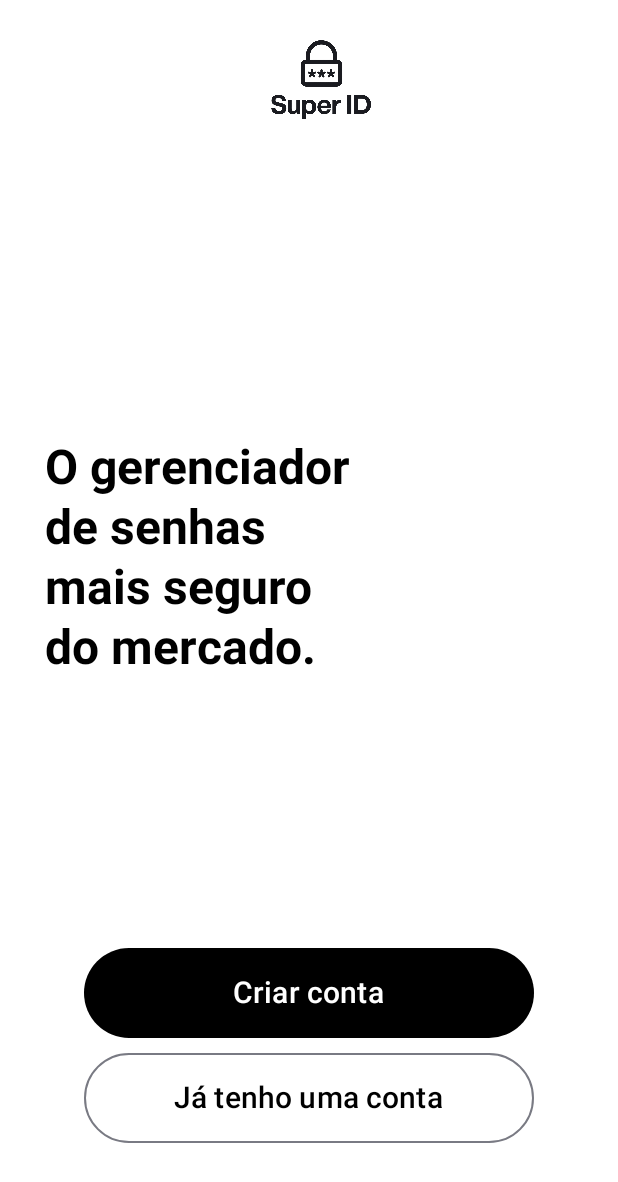
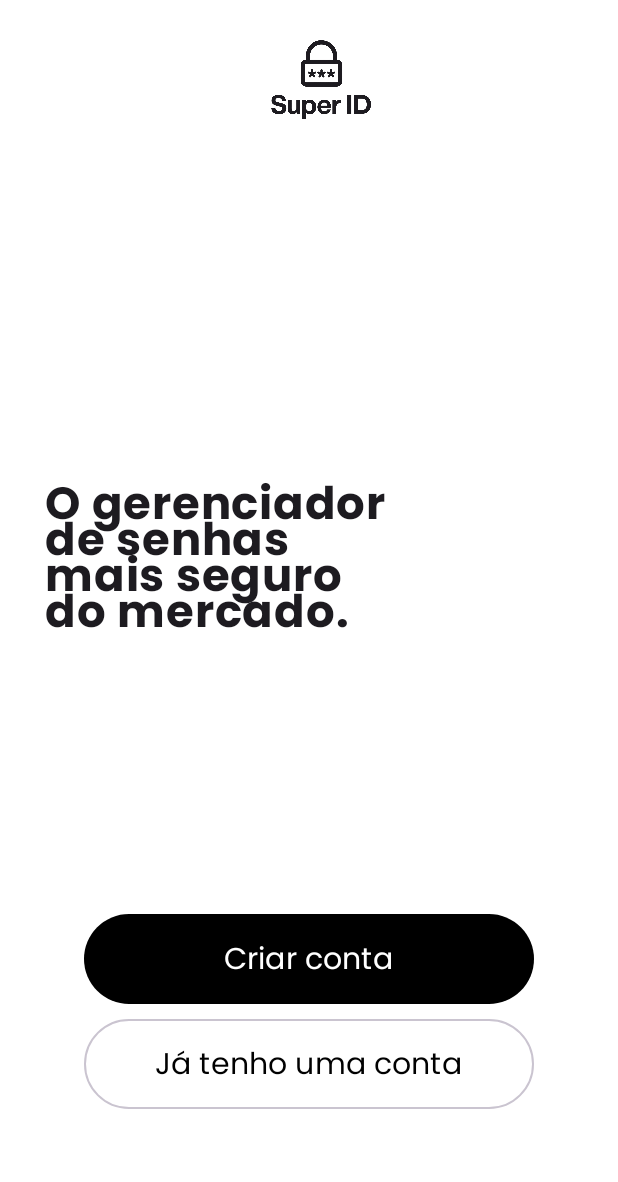
Before and after one commit to matheusalvesedu/PI3-Turma1-6, an Android app built with Jetpack Compose: the screen it shows after launch (InitialPageActivity), on a phone screen of 412 x 824 dp. Shown: the top 1182 px of the screen. Run offline under Robolectric (Android 15) with nearby library versions, the phone set to English and light mode, and no system bars.

Commit message:
Criação do objeto PoppinsFonts com algumas fontes para serem usadas no app

```diff
--- a/AppSuperId/app/src/main/java/br/com/superid/AppUtils.kt
+++ b/AppSuperId/app/src/main/java/br/com/superid/AppUtils.kt
@@ -2,9 +2,19 @@ package br.com.superid
 
 import android.content.Context
 import android.content.Intent
+import androidx.compose.ui.text.font.Font
+import androidx.compose.ui.text.font.FontFamily
 
 // Função para transicionar entre as telas
 fun mudarTela(context: Context, destination: Class<*>){
     val intent = Intent(context,destination)
     context.startActivity(intent)
 }
+
+val poppinsRegular = FontFamily(Font(R.font.poppins_regular))
+val poppinsBold = FontFamily(Font(R.font.poppins_bold))
+
+object PoppinsFonts {
+    val regular = poppinsRegular
+    val bold = poppinsBold
+}
--- a/AppSuperId/app/src/main/java/br/com/superid/InitialPageActivity.kt
+++ b/AppSuperId/app/src/main/java/br/com/superid/InitialPageActivity.kt
@@ -41,10 +41,13 @@ import androidx.compose.ui.Modifier
 import androidx.compose.ui.graphics.Color
 import androidx.compose.ui.platform.LocalContext
 import androidx.compose.ui.res.painterResource
+import androidx.compose.ui.text.font.Font
+import androidx.compose.ui.text.font.FontFamily
 import androidx.compose.ui.text.font.FontWeight
 import androidx.compose.ui.tooling.preview.Preview
 import androidx.compose.ui.unit.dp
 import androidx.compose.ui.unit.sp
+import br.com.superid.PoppinsFonts
 import br.com.superid.ui.theme.SuperIDTheme
 
 
@@ -113,10 +116,8 @@ fun TelaInicial(modifier: Modifier = Modifier){
                 Spacer(modifier = Modifier.height(100.dp))
 
                 Text(text = "O gerenciador\nde senhas\nmais seguro\ndo mercado.",
-                    style = MaterialTheme.typography.headlineLarge.copy(
-                        fontWeight = FontWeight.Bold,
-                        color = Color.Black
-                    ),
+                    fontFamily = PoppinsFonts.bold,
+                    fontSize = 30.sp,
                     modifier = Modifier
                         .fillMaxWidth()
                         .padding(30.dp)
@@ -137,6 +138,7 @@ fun TelaInicial(modifier: Modifier = Modifier){
                     )
                 ) {
                     Text("Criar conta",
+                        fontFamily = PoppinsFonts.regular,
                         fontSize = 20.sp,
                         color = Color.White)
                 }
@@ -151,6 +153,7 @@ fun TelaInicial(modifier: Modifier = Modifier){
                         .height(60.dp)
                 ) {
                     Text("Já tenho uma conta",
+                        fontFamily = PoppinsFonts.regular,
                         fontSize = 20.sp,
                         color = Color.Black
                     )
--- a/AppSuperId/app/src/main/java/br/com/superid/ui/theme/Theme.kt
+++ b/AppSuperId/app/src/main/java/br/com/superid/ui/theme/Theme.kt
@@ -54,7 +54,7 @@ fun SuperIDTheme(
     }
 
     MaterialTheme(
-        colorScheme = colorScheme,
+        //colorScheme = colorScheme,
         typography = Typography,
         content = content
     )
```
